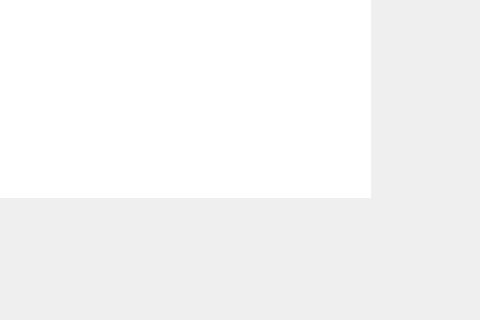
The window that setup_test/setting.ui (badpooh/Vision) describes before a commit, drawn with Qt 5; both pictures show x 358 to 838 and y 331 to 651 of the 838 by 769 pixel window.
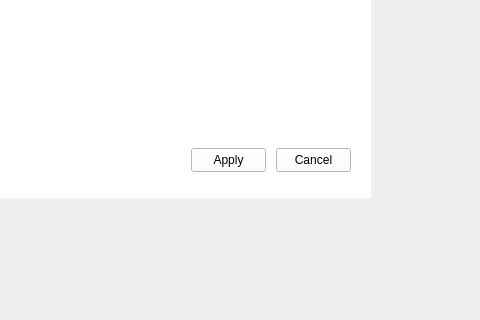
The same window after the commit.

What changed in the file:
```diff
--- a/setup_test/setting.ui
+++ b/setup_test/setting.ui
@@ -423,6 +423,32 @@
          </item>
         </layout>
        </widget>
+       <widget class="QPushButton" name="btn_apply">
+        <property name="geometry">
+         <rect>
+          <x>520</x>
+          <y>450</y>
+          <width>75</width>
+          <height>24</height>
+         </rect>
+        </property>
+        <property name="text">
+         <string>Apply</string>
+        </property>
+       </widget>
+       <widget class="QPushButton" name="btn_cancel">
+        <property name="geometry">
+         <rect>
+          <x>605</x>
+          <y>450</y>
+          <width>75</width>
+          <height>24</height>
+         </rect>
+        </property>
+        <property name="text">
+         <string>Cancel</string>
+        </property>
+       </widget>
       </widget>
      </widget>
     </item>
```
Left out of the diff: 14 changed lines with no effect on the pictures.
